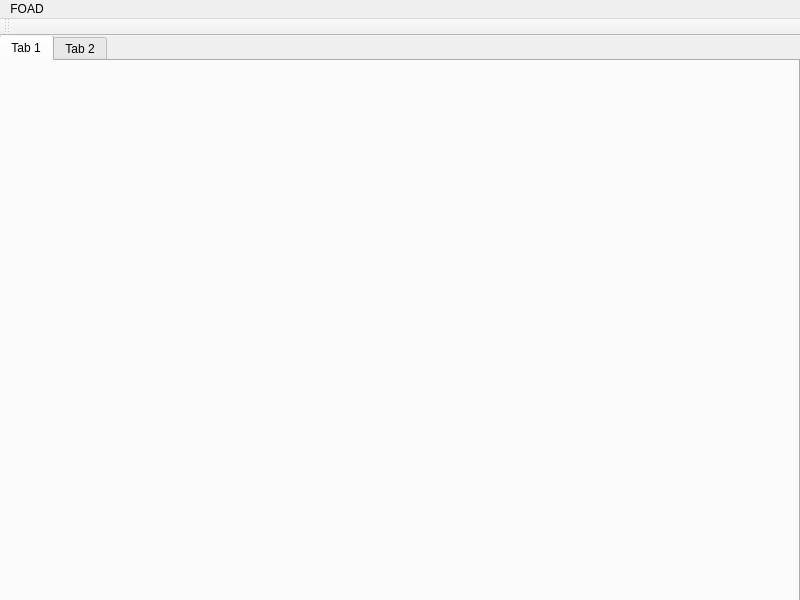
First picture: the form in qt_designs/goad_draft_02.ui, repository Hasimir/foad, before the edit.
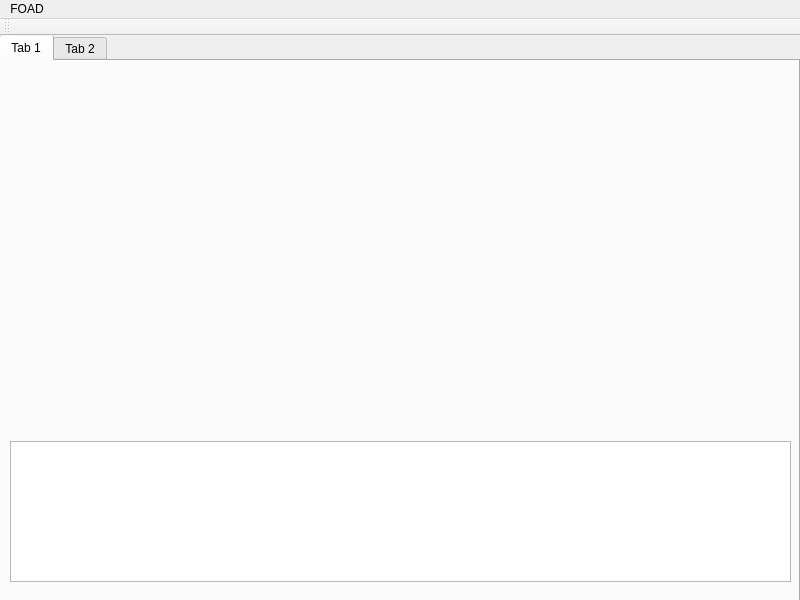
Second picture: the form after the edit.

Commit message: TextBrowser to view generated output, but allowing it to be edited on second tab.

Patch:
```diff
--- a/qt_designs/goad_draft_02.ui
+++ b/qt_designs/goad_draft_02.ui
@@ -27,6 +27,32 @@
      <attribute name="title">
       <string>Tab 1</string>
      </attribute>
+     <widget class="QWidget" name="gridLayoutWidget">
+      <property name="geometry">
+       <rect>
+        <x>-1</x>
+        <y>-1</y>
+        <width>791</width>
+        <height>301</height>
+       </rect>
+      </property>
+      <layout class="QGridLayout" name="gridLayout"/>
+     </widget>
+     <widget class="QWidget" name="verticalLayoutWidget">
+      <property name="geometry">
+       <rect>
+        <x>9</x>
+        <y>380</y>
+        <width>781</width>
+        <height>141</height>
+       </rect>
+      </property>
+      <layout class="QVBoxLayout" name="verticalLayout">
+       <item>
+        <widget class="QTextBrowser" name="OutputPreview"/>
+       </item>
+      </layout>
+     </widget>
     </widget>
     <widget class="QWidget" name="tab_2">
      <attribute name="title">
```
Left out of the diff: 20 changed lines with no effect on the pictures.
